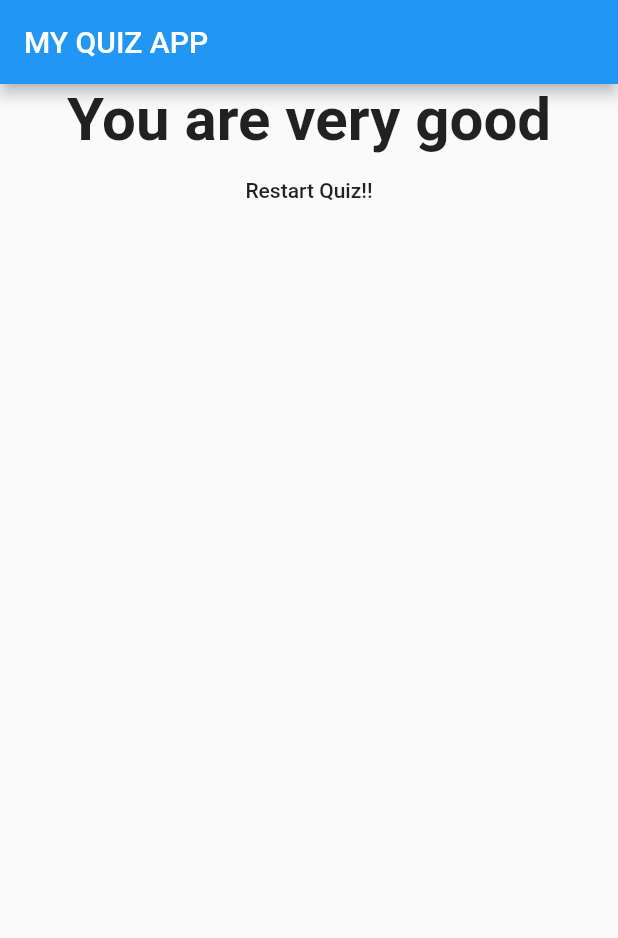
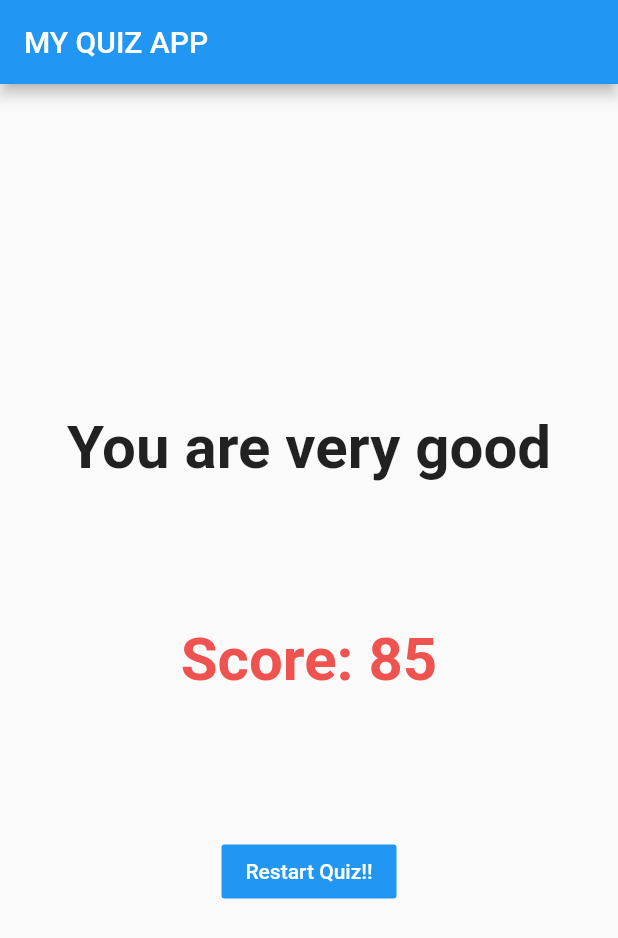
Before and after one commit to Chetan-Goyal/QUIZ_App, a Flutter app: the screen it shows after launch, after a tap on "Blue", after a tap on "Java", after a tap on "Mac OS", on a phone screen of 412 x 824 dp. Shown: the top 938 px of the screen. Run offline on Flutter 3.47's test engine with Material 2 defaults, Android fonts, the phone set to English and light mode, and no system bars; network calls fail.

Commit message:
Result Uploaded with Improved UI

```diff
--- a/lib/main.dart
+++ b/lib/main.dart
@@ -3,6 +3,7 @@ import './questions.dart';
 import "./quiz.dart";
 import 'result.dart';
 
+// * Main Function executing the program
 void main() => runApp(MyApp());
 
 class MyApp extends StatefulWidget {
--- a/lib/result.dart
+++ b/lib/result.dart
@@ -1,4 +1,5 @@
 import 'package:flutter/material.dart';
+import 'Result_Uploader/upload.dart';
 
 class Result extends StatelessWidget {
   final int result;
@@ -19,6 +20,8 @@ class Result extends StatelessWidget {
     } else {
       finalResult = "You are amazing";
     }
+    Uploader uploader = Uploader("NOT FOUND", result);
+    uploader.upload();
     return finalResult;
   }
 
@@ -36,8 +39,25 @@ class Result extends StatelessWidget {
             textAlign: TextAlign.center,
           ),
         ),
-      FlatButton(onPressed: resetQuiz, child: Text("Restart Quiz!!"))
-      ]
+        Center(
+          child: Text(
+            "\n\nScore: $result\n\n",
+            style: TextStyle(
+              fontSize: 40,
+              fontWeight: FontWeight.bold,
+              color: Colors.red[400],
+            ),
+            textAlign: TextAlign.center,
+          ),
+        ),
+        FlatButton(
+          onPressed: resetQuiz,
+          child: Text("Restart Quiz!!"),
+          color: Colors.blue,
+          textColor: Colors.white,
+        )
+      ],
+      mainAxisAlignment: MainAxisAlignment.center,
     );
   }
 }
--- a/pubspec.yaml
+++ b/pubspec.yaml
@@ -23,7 +23,7 @@ environment:
 dependencies:
   flutter:
     sdk: flutter
-
+  http: ^0.12.1
 
   # The following adds the Cupertino Icons font to your application.
   # Use with the CupertinoIcons class for iOS style icons.
```
Also changed, not shown: pubspec.lock. Lines whose indentation alone changed are shown as unchanged.
